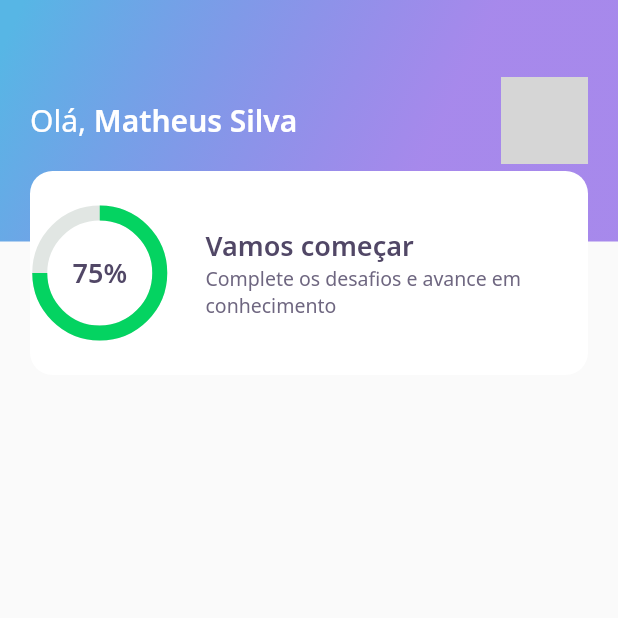
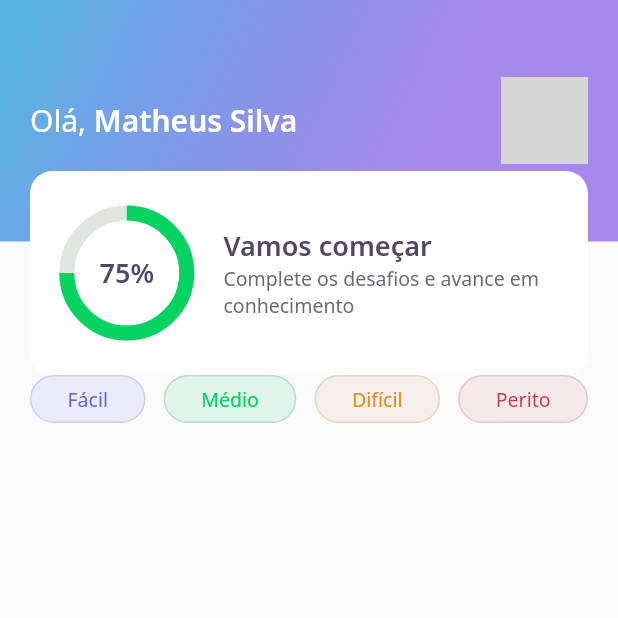
Before and after one commit to MFillipe/dev-quiz, a Flutter app: the screen it shows after launch, on a phone screen of 412 x 824 dp, the top half of it. Run offline on Flutter 3.47's test engine with Material 2 defaults, Android fonts, the phone set to English and light mode, and no system bars; our stand-ins replace google_fonts; network calls fail; grey boxes are pictures that could not be loaded.

Commit message:
feat: add levelButton

```diff
--- a/lib/home/home_page.dart
+++ b/lib/home/home_page.dart
@@ -1,4 +1,5 @@
 import 'package:DevQuiz/home/widgets/appbar/app_bar_widget.dart';
+import 'package:DevQuiz/home/widgets/level_button/level_button_widget.dart';
 import 'package:flutter/material.dart';
 
 class HomePage extends StatefulWidget {
@@ -13,6 +14,26 @@ class _HomePageState extends State<HomePage> {
   Widget build(BuildContext context) {
     return Scaffold(
       appBar: AppBarWidget(),
+      body: Padding(
+        padding: const EdgeInsets.symmetric(horizontal: 20),
+        child: Row(
+          mainAxisAlignment: MainAxisAlignment.spaceBetween,
+          children: [
+            LevelButtonWidget(
+              label: "Fácil",
+            ),
+            LevelButtonWidget(
+              label: "Médio",
+            ),
+            LevelButtonWidget(
+              label: "Difícil",
+            ),
+            LevelButtonWidget(
+              label: "Perito",
+            ),
+          ],
+        ),
+      ),
     );
   }
 }
--- /dev/null
+++ b/lib/home/widgets/level_button/level_button_widget.dart
@@ -0,0 +1,55 @@
+import 'package:DevQuiz/core/core.dart';
+import 'package:flutter/material.dart';
+import 'package:google_fonts/google_fonts.dart';
+
+class LevelButtonWidget extends StatelessWidget {
+  final String label;
+  LevelButtonWidget({
+    Key key,
+    this.label,
+  })  : assert(["Fácil", "Médio", "Difícil", "Perito"].contains(label)),
+        super(key: key);
+
+  final config = {
+    "Fácil": {
+      "color": AppColors.levelButtonFacil,
+      "borderColor": AppColors.levelButtonBorderFacil,
+      "fontColor": AppColors.levelButtonTextFacil,
+    },
+    "Médio": {
+      "color": AppColors.levelButtonMedio,
+      "borderColor": AppColors.levelButtonBorderMedio,
+      "fontColor": AppColors.levelButtonTextMedio,
+    },
+    "Difícil": {
+      "color": AppColors.levelButtonDificil,
+      "borderColor": AppColors.levelButtonBorderDificil,
+      "fontColor": AppColors.levelButtonTextDificil,
+    },
+    "Perito": {
+      "color": AppColors.levelButtonPerito,
+      "borderColor": AppColors.levelButtonBorderPerito,
+      "fontColor": AppColors.levelButtonTextPerito,
+    },
+  };
+
+  Color get color => config[label]['color'];
+  Color get borderColor => config[label]['borderColor'];
+  Color get fontColor => config[label]['fontColor'];
+
+  @override
+  Widget build(BuildContext context) {
+    return Container(
+      decoration: BoxDecoration(
+        color: color,
+        border: Border.fromBorderSide(BorderSide(color: borderColor)),
+        borderRadius: BorderRadius.circular(28),
+      ),
+      child: Padding(
+        padding: const EdgeInsets.symmetric(horizontal: 24, vertical: 6),
+        child: Text(label,
+            style: GoogleFonts.notoSans(color: fontColor, fontSize: 13)),
+      ),
+    );
+  }
+}
--- a/lib/home/widgets/score_cards/score_card_widget.dart
+++ b/lib/home/widgets/score_cards/score_card_widget.dart
@@ -13,6 +13,8 @@ class ScoreCardWidget extends StatelessWidget {
           height: 136,
           decoration: BoxDecoration(
               color: AppColors.white, borderRadius: BorderRadius.circular(15)),
+          child: Padding(
+            padding: const EdgeInsets.symmetric(horizontal: 24),
             child: Row(
               crossAxisAlignment: CrossAxisAlignment.center,
               children: [
@@ -35,6 +37,7 @@ class ScoreCardWidget extends StatelessWidget {
                   ),
                 )
               ],
+            ),
           )),
     );
   }
```
Also changed, not shown: lib/main.dart (+0 -109 lines). Lines whose indentation alone changed are shown as unchanged.
